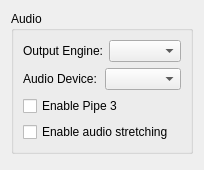
Above: src/citra_qt/configuration/configure_audio.ui from grimtnt/citra before the change. Below: the same form after it.
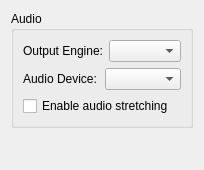
That is the form after the change.

Patch:
```diff
--- a/src/citra_qt/configuration/configure_audio.ui
+++ b/src/citra_qt/configuration/configure_audio.ui
@@ -45,13 +45,6 @@
         </item>
        </layout>
       </item>
-      <item>
-       <widget class="QCheckBox" name="toggle_pipe3">
-        <property name="text">
-         <string>Enable Pipe 3</string>
-        </property>
-       </widget>
-      </item>
       <item>
        <widget class="QCheckBox" name="toggle_audio_stretching">
         <property name="toolTip">
```
